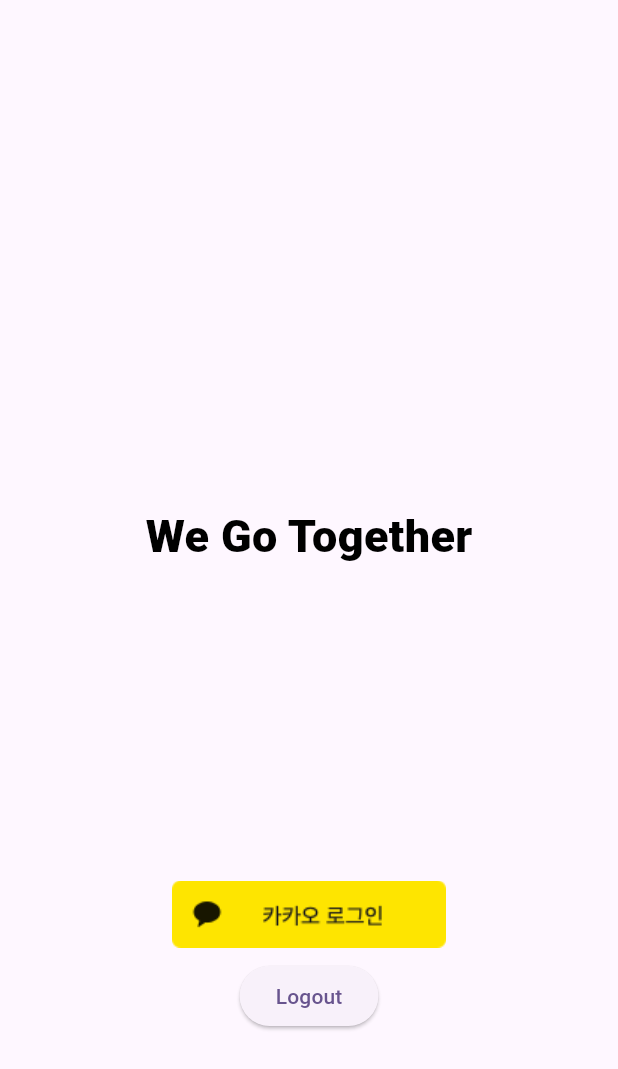
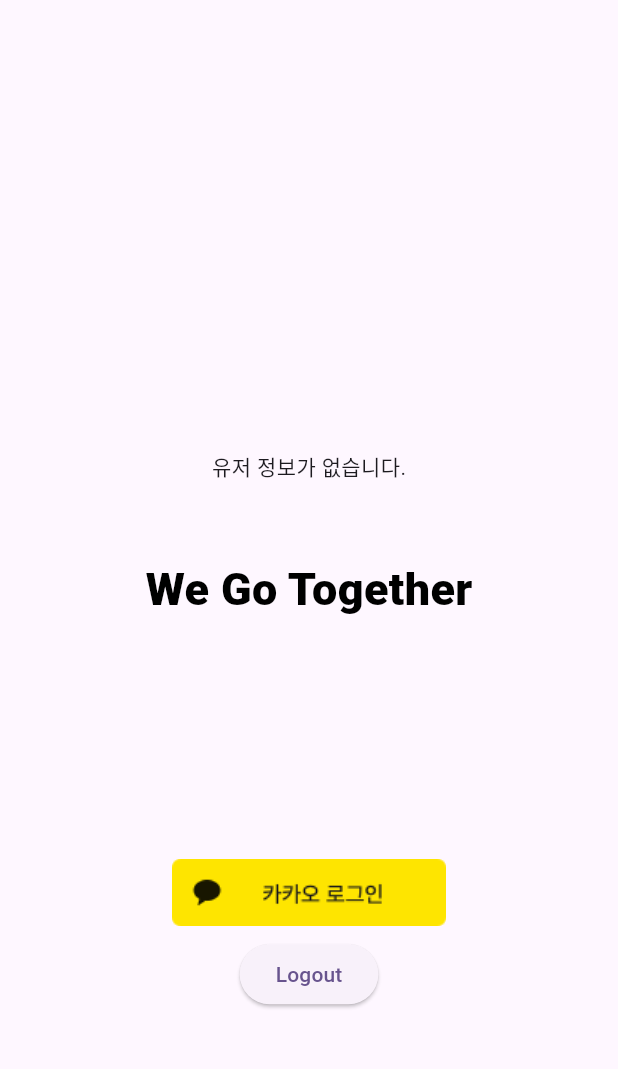
Before and after one commit to daeun0117/wego_flutter, a Flutter app: the screen it shows after launch, after a tap on "Logout", on a phone screen of 412 x 824 dp. Shown: the top 1069 px of the screen. Run offline on Flutter 3.47's test engine with Material 3 defaults, Android fonts, the light colour scheme and no system bars; our stand-ins replace equatable, flutter_bloc; missing offline and left inert: kakao_flutter_sdk_user.

Commit message:
kakao login refactoring

```diff
--- /dev/null
+++ b/lib/domain/usecase/auth/kakao_login_usecase.dart
@@ -0,0 +1,15 @@
+import 'package:kakao_flutter_sdk_user/kakao_flutter_sdk_user.dart';
+import 'package:wegotogether_login/domain/entities/user_profile.dart';
+
+class KakaoLoginUseCase {
+  Future<UserProfile> call() async {
+    bool isInstalled = await isKakaoTalkInstalled();
+    if (isInstalled) {
+      await UserApi.instance.loginWithKakaoTalk();
+    } else {
+      await UserApi.instance.loginWithKakaoAccount();
+    }
+    final user = await UserApi.instance.me();
+    return UserProfile(nickName: user.kakaoAccount?.profile?.nickname);
+  }
+}
--- /dev/null
+++ b/lib/domain/usecase/auth/kakao_logout_usecase.dart
@@ -0,0 +1,7 @@
+import 'package:kakao_flutter_sdk_user/kakao_flutter_sdk_user.dart';
+
+class KakaoLogoutUseCase {
+  Future<void> call() async {
+    await UserApi.instance.unlink();
+  }
+}
--- a/lib/pages/bloc/kakao_login_bloc.dart
+++ b/lib/pages/bloc/kakao_login_bloc.dart
@@ -1,6 +1,6 @@
 import 'package:flutter_bloc/flutter_bloc.dart';
-import 'package:kakao_flutter_sdk_user/kakao_flutter_sdk_user.dart';
-import 'package:wegotogether_login/domain/entities/user.dart';
+import 'package:wegotogether_login/domain/usecase/auth/kakao_login_usecase.dart';
+import 'package:wegotogether_login/domain/usecase/auth/kakao_logout_usecase.dart';
 import 'package:wegotogether_login/pages/bloc/kakao_login_event.dart';
 import 'package:wegotogether_login/pages/bloc/kakao_login_state.dart';
 
@@ -9,6 +9,8 @@
     on<LoginWithKakao>(_onLoginWithKakao);
     on<LogoutFromKakao>(_onLogoutFromKakao);
   }
+  final _loginUseCase = KakaoLoginUseCase();
+  final _logoutUseCase = KakaoLogoutUseCase();
 
   Future<void> _onLoginWithKakao(
     LoginWithKakao event,
@@ -16,17 +18,8 @@
   ) async {
     emit(KakaoLoginLoading());
     try {
-      bool isInstalled = await isKakaoTalkInstalled();
-      if (isInstalled) {
-        await UserApi.instance.loginWithKakaoTalk();
-      } else {
-        await UserApi.instance.loginWithKakaoAccount();
-      }
-      final user = await UserApi.instance.me();
-      //print('\n닉네임: ${user.kakaoAccount?.profile?.nickname}'
-      //'\n이메일: ${user.kakaoAccount?.email}');
-      emit(KakaoLoginSuccess(
-          UserProfile(nickName: user.kakaoAccount?.profile?.nickname)));
+      final userProfile = await _loginUseCase();
+      emit(KakaoLoginSuccess(userProfile));
     } catch (e) {
       emit(KakaoLoginFailure(e.toString()));
     }
@@ -37,7 +30,7 @@
     Emitter<KakaoLoginState> emit,
   ) async {
     try {
-      await UserApi.instance.unlink();
+      await _logoutUseCase();
       emit(KakaoLogoutComplete());
     } catch (e) {
       emit(KakaoLoginFailure(e.toString()));
--- a/lib/pages/bloc/kakao_login_state.dart
+++ b/lib/pages/bloc/kakao_login_state.dart
@@ -1,5 +1,5 @@
 import 'package:equatable/equatable.dart';
-import 'package:wegotogether_login/domain/entities/user.dart';
+import 'package:wegotogether_login/domain/entities/user_profile.dart';
 
 abstract class KakaoLoginState extends Equatable {
   const KakaoLoginState();
--- a/lib/pages/login/login_page.dart
+++ b/lib/pages/login/login_page.dart
@@ -13,30 +13,27 @@
   Widget build(BuildContext context) {
     return Scaffold(
       body: Center(
-        child: BlocBuilder<KakaoLoginBloc, KakaoLoginState>(
-          builder: (context, state) {
-            return Column(
+        child: Column(
           mainAxisAlignment: MainAxisAlignment.center,
           crossAxisAlignment: CrossAxisAlignment.center,
           children: [
             const SizedBox(
               height: 150,
             ),
-                if (state is KakaoLoginSuccess)
-                  Row(
-                    mainAxisAlignment: MainAxisAlignment.center,
-                    children: [
-                      Text(
-                        state.user.nickName ?? '',
+            BlocBuilder<KakaoLoginBloc, KakaoLoginState>(
+              builder: (context, state) {
+                if (state is KakaoLoginLoading) {
+                  return const CircularProgressIndicator();
+                } else if (state is KakaoLoginSuccess) {
+                  return Text(
+                    "${state.user.nickName}님 어서오세요",
                     style: const TextStyle(
                         fontSize: 15, fontWeight: FontWeight.w800),
-                      ),
-                      const Text(
-                        '님 어서오세요',
-                        style: TextStyle(
-                            fontSize: 15, fontWeight: FontWeight.w800),
-                      ),
-                    ],
+                  );
+                } else {
+                  return Text('유저 정보가 없습니다.');
+                }
+              },
             ),
             const SizedBox(
               height: 50,
@@ -49,26 +46,26 @@
                   fontWeight: FontWeight.w900),
             ),
             const SizedBox(
-                  height: 200,
+              height: 150,
             ),
-                IconButton(
+            BlocBuilder<KakaoLoginBloc, KakaoLoginState>(
+              builder: (context, state) => IconButton(
                 icon: Image.asset('assets/images/kakao_login.png'),
                 iconSize: 70,
                 onPressed: () {
                   context.read<KakaoLoginBloc>().add(LoginWithKakao());
                 },
               ),
-                ElevatedButton(
+            ),
+            BlocBuilder<KakaoLoginBloc, KakaoLoginState>(
+              builder: (context, state) => ElevatedButton(
                 onPressed: () {
                   context.read<KakaoLoginBloc>().add(LogoutFromKakao());
                 },
                 child: const Text('Logout'),
               ),
-                if (state is KakaoLoginLoading)
-                  const CircularProgressIndicator(),
+            ),
           ],
-            );
-          },
         ),
       ),
     );
```
Also changed, not shown: lib/domain/entities/user_profile.dart (renamed from lib/domain/entities/user.dart). Lines whose indentation alone changed are shown as unchanged.
